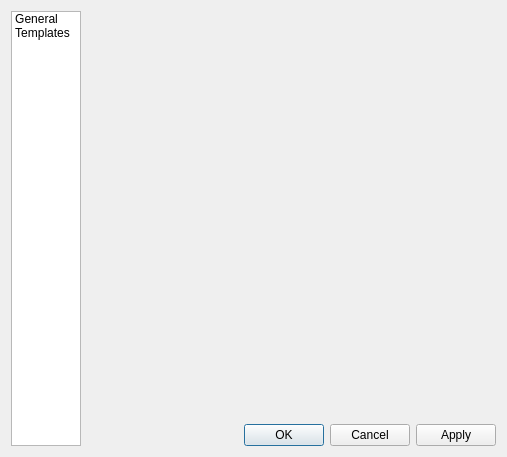
Qt form ui/settings.ui (pussbb/Qi38nTranslator) before a commit.
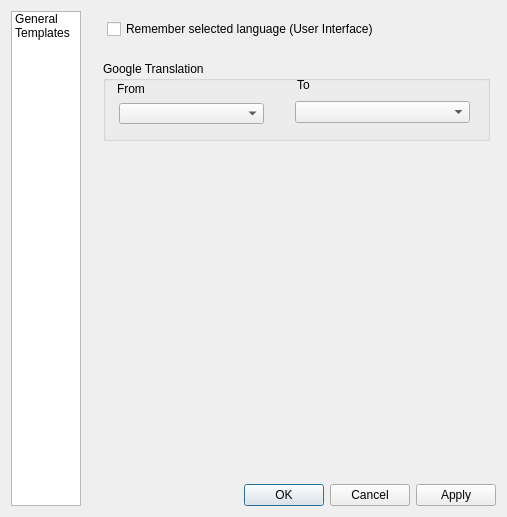
The same form after that commit. The open tabs and pages were chosen to show the change. Icons and pictures are not drawn.

What changed in the file:
```diff
--- a/ui/settings.ui
+++ b/ui/settings.ui
@@ -7,7 +7,7 @@
     <x>0</x>
     <y>0</y>
     <width>507</width>
-    <height>453</height>
+    <height>517</height>
    </rect>
   </property>
   <property name="windowTitle">
@@ -61,19 +61,92 @@
      </item>
     </widget>
    </item>
-   <item row="1" column="2">
+   <item row="1" column="3">
     <widget class="QDialogButtonBox" name="buttonBox">
      <property name="standardButtons">
       <set>QDialogButtonBox::Apply|QDialogButtonBox::Cancel|QDialogButtonBox::Ok</set>
      </property>
     </widget>
    </item>
-   <item row="0" column="1" colspan="2">
+   <item row="0" column="1" colspan="3">
     <widget class="QStackedWidget" name="settingsWidget">
      <property name="currentIndex">
       <number>1</number>
      </property>
-     <widget class="QWidget" name="generalPage"/>
+     <widget class="QWidget" name="generalPage">
+      <widget class="QCheckBox" name="saveLocale">
+       <property name="geometry">
+        <rect>
+         <x>20</x>
+         <y>8</y>
+         <width>355</width>
+         <height>20</height>
+        </rect>
+       </property>
+       <property name="text">
+        <string>Remember selected language (User Interface)</string>
+       </property>
+      </widget>
+      <widget class="QGroupBox" name="groupBox">
+       <property name="geometry">
+        <rect>
+         <x>16</x>
+         <y>50</y>
+         <width>387</width>
+         <height>80</height>
+        </rect>
+       </property>
+       <property name="title">
+        <string>Google Translation</string>
+       </property>
+       <widget class="QComboBox" name="gLangFrom">
+        <property name="geometry">
+         <rect>
+          <x>16</x>
+          <y>42</y>
+          <width>145</width>
+          <height>21</height>
+         </rect>
+        </property>
+       </widget>
+       <widget class="QComboBox" name="gLangTo">
+        <property name="geometry">
+         <rect>
+          <x>192</x>
+          <y>40</y>
+          <width>175</width>
+          <height>22</height>
+         </rect>
+        </property>
+       </widget>
+       <widget class="QLabel" name="label_10">
+        <property name="geometry">
+         <rect>
+          <x>14</x>
+          <y>20</y>
+          <width>56</width>
+          <height>15</height>
+         </rect>
+        </property>
+        <property name="text">
+         <string>From</string>
+        </property>
+       </widget>
+       <widget class="QLabel" name="label_11">
+        <property name="geometry">
+         <rect>
+          <x>194</x>
+          <y>16</y>
+          <width>56</width>
+          <height>15</height>
+         </rect>
+        </property>
+        <property name="text">
+         <string>To</string>
+        </property>
+       </widget>
+      </widget>
+     </widget>
      <widget class="QWidget" name="templatesPage">
       <layout class="QGridLayout" name="gridLayout_2">
        <item row="0" column="0">
```
Left out of the diff: 66 changed lines with no effect on the pictures. Lines whose indentation alone changed are shown as unchanged.
